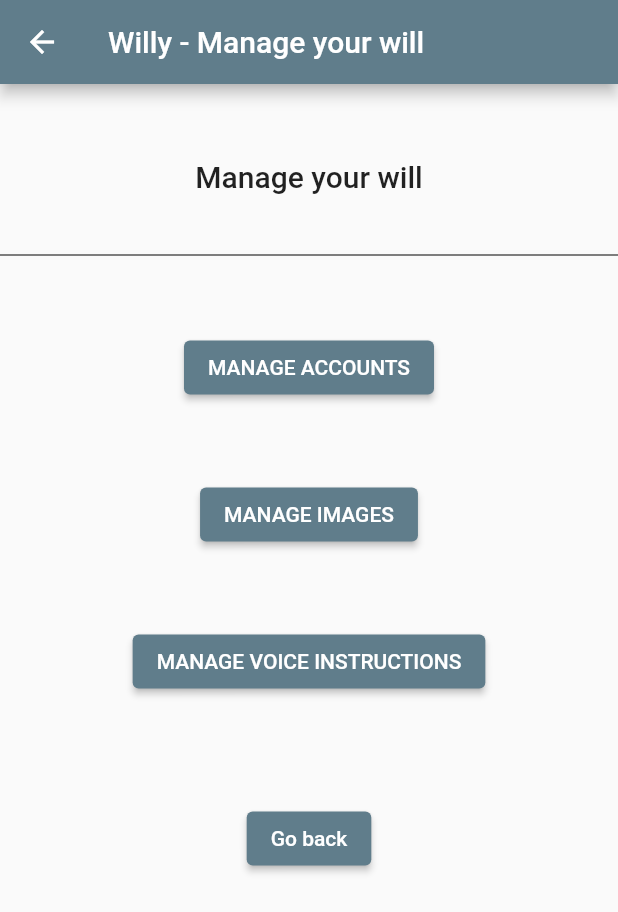
After one commit to gorast-angelovski/willy, a Flutter app: the WillManager screen opened by its route, on a phone screen of 412 x 824 dp. The commit adds this screen. Shown: the top 912 px of the screen. Run offline on Flutter 3.47's test engine with Material 2 defaults, Android fonts, the phone set to English and light mode, and no system bars.

Commit message:
Implemented the will manager page.

```diff
--- a/lib/main.dart
+++ b/lib/main.dart
@@ -3,6 +3,7 @@ import 'package:willy/assign_executor_page.dart';
 import 'package:willy/images_page.dart';
 import 'package:willy/request_data_page.dart';
 import 'package:willy/voice_instructions_page.dart';
+import 'package:willy/will_manager_page.dart';
 import 'home_page.dart';
 
 void main() {
@@ -36,6 +37,7 @@ class MyApp extends StatelessWidget {
         '/voice-instructions': (context) => const VoiceInstructionsPage(title: "Willy - Voice instructions"),
         '/images': (context) => const ImagesPage(title: "Willy - Images"),
         '/assign-executor': (context) => const AssignExecutorPage(title: "Willy - Assign executor"),
+        '/manage-will': (context) => const WillManager(title: "Willy - Manage your will"),
       },
       initialRoute: '/',
     );
--- /dev/null
+++ b/lib/will_manager_page.dart
@@ -0,0 +1,93 @@
+import 'package:flutter/material.dart';
+
+class WillManager extends StatelessWidget {
+  final String title;
+
+  const WillManager({required this.title});
+
+  @override
+  Widget build(BuildContext context) {
+    return Scaffold(
+      appBar: AppBar(
+        title: Text(title),
+      ),
+      body: Center(
+        child: Column(
+          children: [
+            Padding(
+              padding: const EdgeInsets.only(top: 50, bottom: 20),
+              child: Text(
+                'Manage your will',
+                style: Theme.of(context).textTheme.headline6,
+              ),
+            ),
+            const Padding(
+              padding: EdgeInsets.only(top: 20),
+              child: Divider(
+                color: Colors.black,
+                height: 2,
+              ),
+            ),
+            Padding(
+              padding: const EdgeInsets.only(bottom: 20, left: 60, right: 60),
+              child: Center(
+                child: Row(
+                  mainAxisAlignment: MainAxisAlignment.center,
+                  children: [
+                    Column(
+                      children: [
+                        const Padding(
+                          padding: EdgeInsets.all(25),
+                        ),
+                        ElevatedButton(
+                          onPressed: () {
+                            // TODO: enter URL for account's page
+                            return;
+                          },
+                          child: const Text(
+                            "MANAGE ACCOUNTS",
+                          ),
+                        ),
+                        const Padding(
+                          padding: EdgeInsets.all(25),
+                        ),
+                        ElevatedButton(
+                          onPressed: () {
+                            Navigator.pushNamed(context, '/images');
+                          },
+                          child: const Text(
+                            "MANAGE IMAGES",
+                          ),
+                        ),
+                        const Padding(
+                          padding: EdgeInsets.all(25),
+                        ),
+                        ElevatedButton(
+                          onPressed: () {
+                            Navigator.pushNamed(context, '/voice-instructions');
+                          },
+                          child: const Text(
+                            "MANAGE VOICE INSTRUCTIONS",
+                          ),
+                        ),
+                        const Padding(
+                          padding: EdgeInsets.all(35),
+                        ),
+                        ElevatedButton(
+                          onPressed: () {
+                            Navigator.pop(context);
+                          },
+                          child: const Text("Go back"),
+                        ),
+                      ],
+                    ),
+                  ],
+                ),
+              ),
+            ),
+          ],
+        ),
+      ),
+    );
+  }
+}
```
